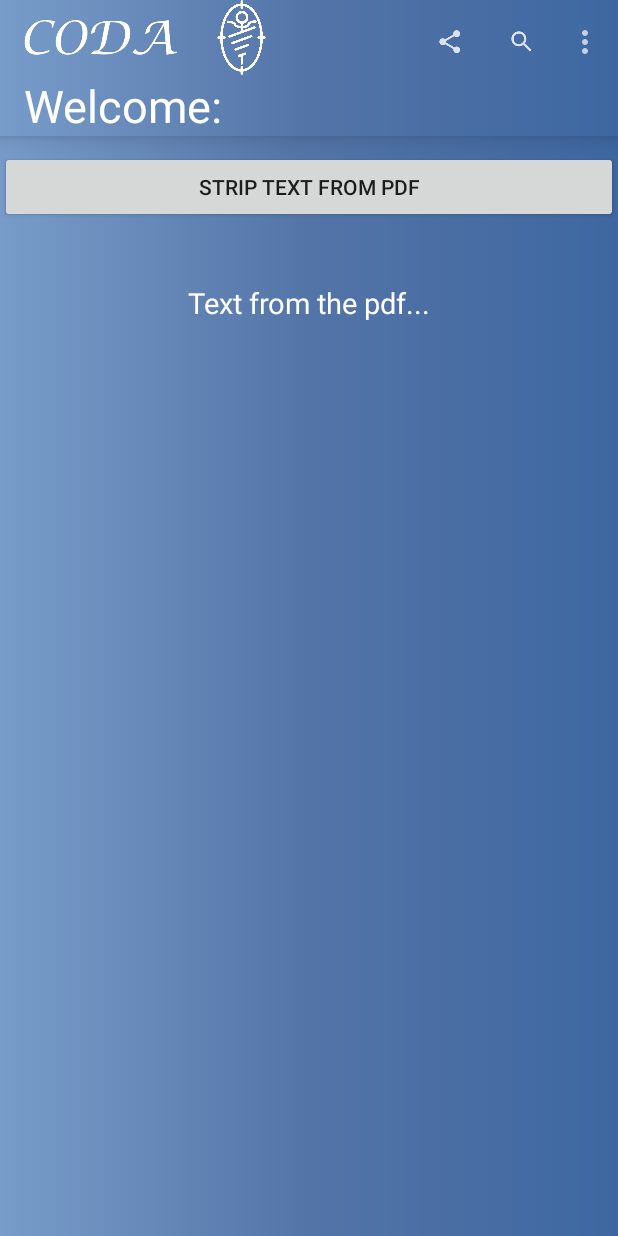
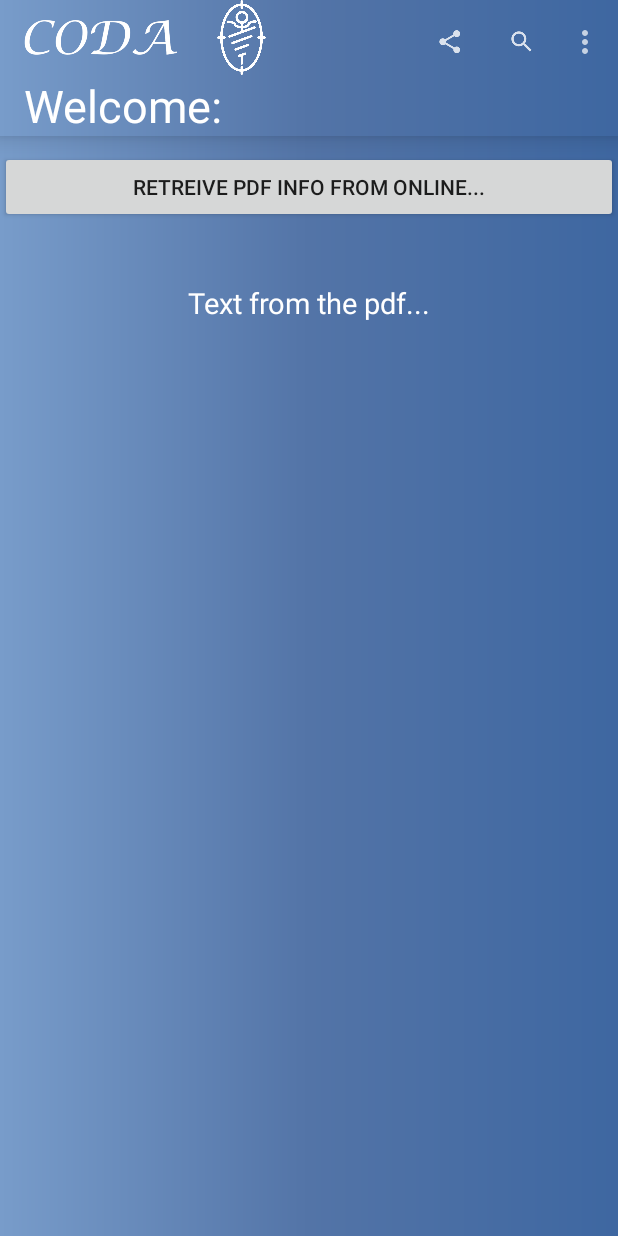
Before and after one commit to snguon/CS275-CODA, an Android app: the PdfScrapper screen opened directly, with no data from a screen before it, on a phone screen of 412 x 824 dp. Run offline under Robolectric (Android 15) with nearby library versions, the phone set to English and light mode, and no system bars; libraries missing offline, so code that uses them is left out: com.tom_roush.pdfbox, org.spongycastle.jce; pictures from the network do not load; 1 statement that could not run was skipped.

Commit message:
UI changes
just a few UI changes

```diff
--- a/app/src/main/java/com/devteam/coda/coda/PdfScrapper.java
+++ b/app/src/main/java/com/devteam/coda/coda/PdfScrapper.java
@@ -13,6 +13,7 @@ import android.view.Menu;
 import android.view.MenuInflater;
 import android.view.MenuItem;
 import android.view.View;
+import android.widget.Button;
 import android.widget.ImageView;
 import android.widget.TextView;
 import android.widget.Toast;
@@ -58,6 +59,8 @@ public class PdfScrapper extends AppCompatActivity {
     TextView tv;
     TextView usrName;
     private Toolbar toolbar;
+    Button pdfScrape;
+
 
     @Override
     protected void onCreate(Bundle savedInstanceState) {
@@ -106,13 +109,17 @@ public class PdfScrapper extends AppCompatActivity {
         root = android.os.Environment.getExternalStorageDirectory();
         assetManager = getAssets();
         tv = (TextView) findViewById(R.id.statusTextView);
+        pdfScrape = (Button) findViewById(R.id.buttonStripText);
     }
 
     /**
      * Strips the text from a PDF and displays the text on screen
      */
+
     public void stripText(View v) {
 
+        pdfScrape.setVisibility(View.GONE);
+        tv.setText("Please wait while the pdf is being downloaded and converted...");
         PdfScrapper.BackgroundWorker backgroundWorker= new BackgroundWorker(this);
         backgroundWorker.execute();
 /*        String parsedText = null;
--- a/app/src/main/res/layout/activity_pdfscrapper.xml
+++ b/app/src/main/res/layout/activity_pdfscrapper.xml
@@ -18,7 +18,7 @@
         android:id="@+id/buttonStripText"
         android:layout_width="match_parent"
         android:layout_height="wrap_content"
-        android:text="Strip Text From PDF"
+        android:text="Retreive PDF info from online..."
         android:layout_marginTop="10dp"
         android:onClick="stripText" />
 
```
